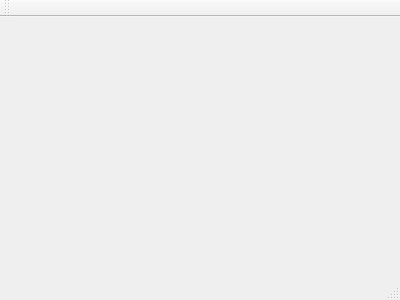
The window that 3220FinalProject/mainwindow.ui (clpk8/ECE3220FinalProject) describes before a commit, drawn with Qt 5.
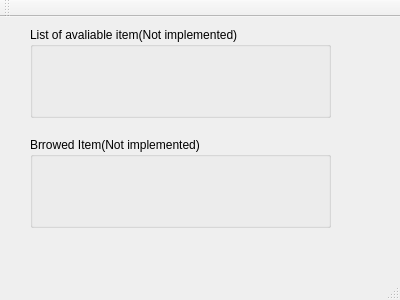
The same window after the commit.

Patch:
```diff
--- a/3220FinalProject/mainwindow.ui
+++ b/3220FinalProject/mainwindow.ui
@@ -12,13 +12,55 @@
   <property name="windowTitle" >
    <string>MainWindow</string>
   </property>
-  <widget class="QMenuBar" name="menuBar" />
-  <widget class="QToolBar" name="mainToolBar" />
-  <widget class="QWidget" name="centralWidget" />
-  <widget class="QStatusBar" name="statusBar" />
+  <widget class="QWidget" name="centralWidget">
+   <widget class="QGroupBox" name="groupBox_AvaliableItem">
+    <property name="geometry">
+     <rect>
+      <x>30</x>
+      <y>10</y>
+      <width>301</width>
+      <height>91</height>
+     </rect>
+    </property>
+    <property name="title">
+     <string>List of avaliable item(Not implemented)</string>
+    </property>
+   </widget>
+   <widget class="QGroupBox" name="groupBox_Borrowed">
+    <property name="geometry">
+     <rect>
+      <x>30</x>
+      <y>120</y>
+      <width>301</width>
+      <height>91</height>
+     </rect>
+    </property>
+    <property name="title">
+     <string>Brrowed Item(Not implemented)</string>
+    </property>
+   </widget>
+  </widget>
+  <widget class="QMenuBar" name="menuBar">
+   <property name="geometry">
+    <rect>
+     <x>0</x>
+     <y>0</y>
+     <width>400</width>
+     <height>22</height>
+    </rect>
+   </property>
+  </widget>
+  <widget class="QToolBar" name="mainToolBar">
+   <attribute name="toolBarArea">
+    <enum>TopToolBarArea</enum>
+   </attribute>
+   <attribute name="toolBarBreak">
+    <bool>false</bool>
+   </attribute>
+  </widget>
+  <widget class="QStatusBar" name="statusBar"/>
  </widget>
- <layoutDefault spacing="6" margin="11" />
- <pixmapfunction></pixmapfunction>
+ <layoutdefault spacing="6" margin="11"/>
  <resources/>
  <connections/>
 </ui>
```
Left out of the diff: 7 changed lines with no effect on the pictures.
